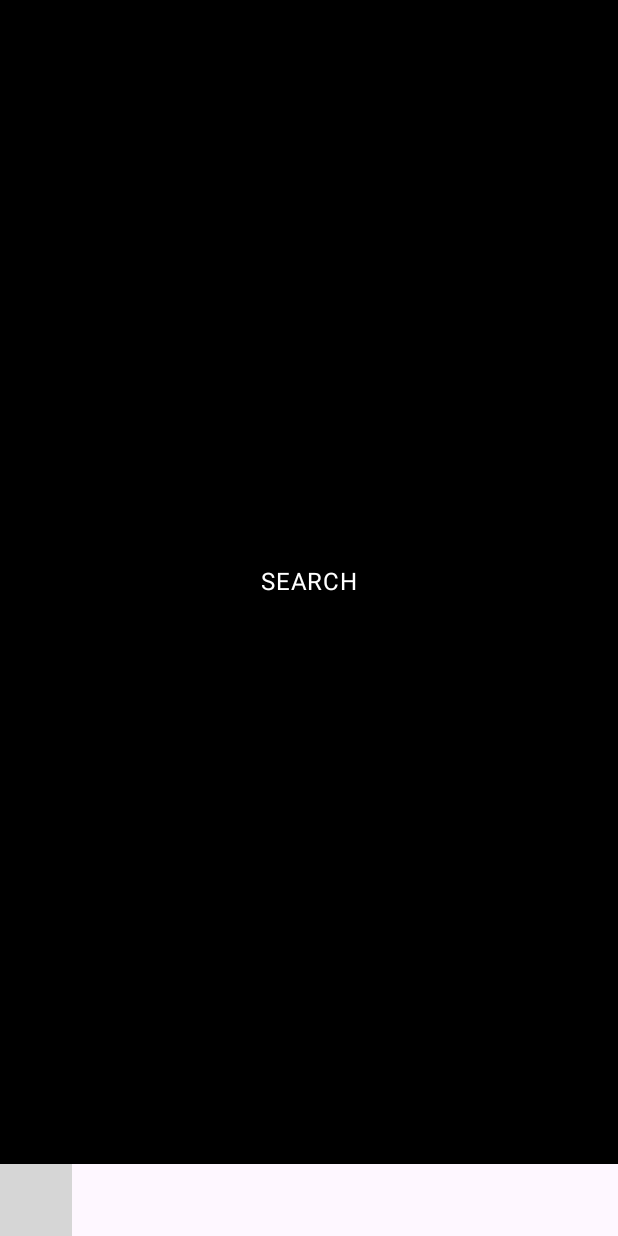
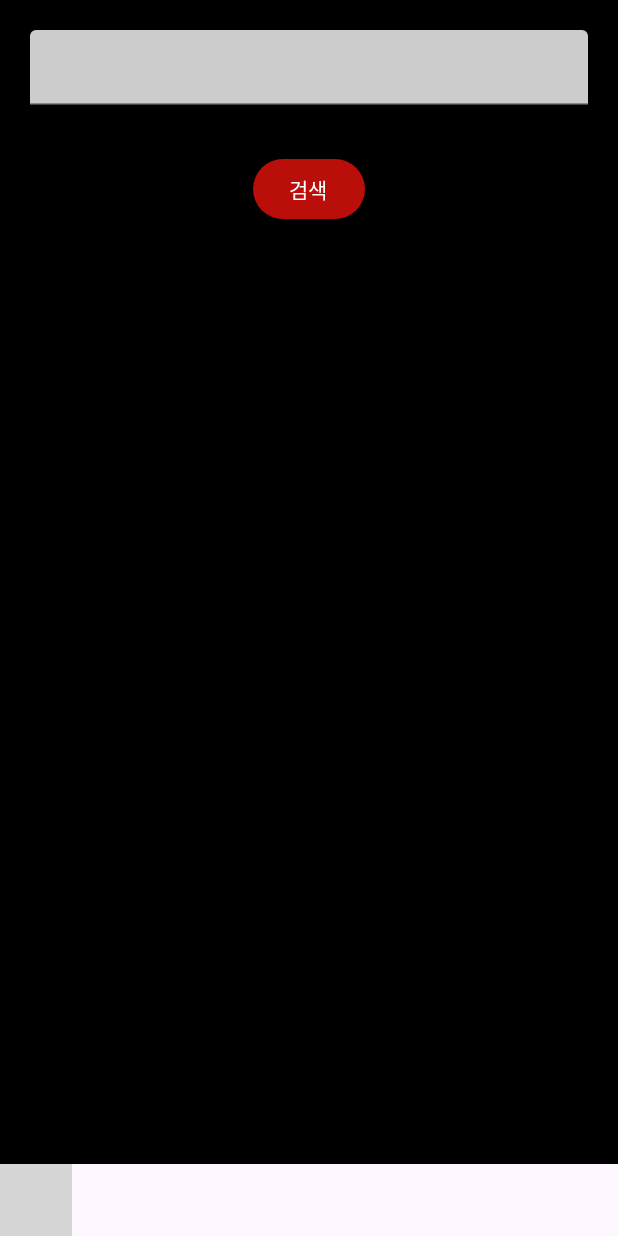
Before and after one commit to AT-SOPT-ANDROID/juwan-son, an Android app built with Jetpack Compose: the SearchScreen screen opened through its navigation route, on a phone screen of 412 x 824 dp. Run offline under Robolectric (Android 15) with nearby library versions, the phone set to English and light mode, and no system bars; our stand-ins replace livedata-compose; Roboto replaces fonts that are not available here; 2 statements that could not run were skipped; grey boxes are pictures that could not be loaded.

Commit message:
"[Feat/#week4] search UI+viewmodel"

```diff
--- a/app/src/main/java/org/sopt/at/presentaion/search/SearchScreen.kt
+++ b/app/src/main/java/org/sopt/at/presentaion/search/SearchScreen.kt
@@ -4,27 +4,104 @@ import androidx.compose.foundation.background
 import androidx.compose.foundation.layout.Arrangement
 import androidx.compose.foundation.layout.Column
 import androidx.compose.foundation.layout.fillMaxSize
+import androidx.compose.foundation.layout.fillMaxWidth
+import androidx.compose.foundation.layout.height
+import androidx.compose.foundation.layout.padding
+import androidx.compose.foundation.shape.RoundedCornerShape
+import androidx.compose.material3.Button
+import androidx.compose.material3.ButtonColors
 import androidx.compose.material3.Text
+import androidx.compose.material3.TextField
+import androidx.compose.material3.TextFieldDefaults
+import androidx.compose.material3.contentColorFor
 import androidx.compose.runtime.Composable
+import androidx.compose.runtime.getValue
+import androidx.compose.runtime.livedata.observeAsState
+import androidx.compose.runtime.mutableStateOf
+import androidx.compose.runtime.remember
+import androidx.compose.runtime.setValue
 import androidx.compose.ui.Alignment
 import androidx.compose.ui.Modifier
 import androidx.compose.ui.graphics.Color
+import androidx.compose.ui.tooling.preview.Preview
+import androidx.compose.ui.unit.dp
+import androidx.lifecycle.viewmodel.compose.viewModel
 import androidx.navigation.NavController
+import androidx.navigation.compose.rememberNavController
+import org.sopt.at.ui.theme.TivingTheme
 
 @Composable
-fun SearchScreen(navController: NavController) {
+fun SearchScreen(navController: NavController, searchViewModel: SearchViewModel = viewModel()) {
+    var text by remember { mutableStateOf("") }
+    val nicknameList by searchViewModel.nicknameList.observeAsState(emptyList())
+    val errorMessage by searchViewModel.errorMessage.observeAsState("")
+
     Column(
         horizontalAlignment = Alignment.CenterHorizontally,
-        verticalArrangement = Arrangement.Center,
+        verticalArrangement = Arrangement.spacedBy(12.dp),
         modifier = Modifier
-            .background(color= Color.Black)
+            .background(color = Color.Black)
             .fillMaxSize()
     ) {
-        Text(
-            color = Color.White,
-            text="SEARCH",
+        TextField(
+            value = text,
+            onValueChange = { text = it },
+            modifier = Modifier
+                .fillMaxWidth()
+                .padding(20.dp)
+                .height(50.dp)
+                .background(Color.DarkGray, shape = RoundedCornerShape(10.dp)),
+            colors = TextFieldDefaults.colors(
+                contentColorFor(backgroundColor = Color.LightGray),
+                unfocusedContainerColor = Color.LightGray,
+                focusedContainerColor = Color.LightGray,
+                disabledTextColor = Color.Gray,
+                disabledLabelColor = Color.Gray
+            )
+        )
 
+        Button(
+            onClick = {
+                if (text.isNotEmpty()) {
+
+                    searchViewModel.searchNickname(text)
+                }
+            },
+            colors = ButtonColors(
+                contentColor = TivingTheme.colors.Red200,
+                disabledContentColor = TivingTheme.colors.Red200,
+                disabledContainerColor = TivingTheme.colors.Red200,
+                containerColor = TivingTheme.colors.Red200
             )
 
+        ) {
+            Text("검색", color = Color.White)
+        }
+
+        if (nicknameList.isNotEmpty()) {
+            Column {
+                nicknameList.forEach { nickname ->
+                    Text(
+                        text = nickname,
+                        color = Color.White,
+                        modifier = Modifier.padding(8.dp)
+                    )
+                }
+            }
+        }
+
+        if (errorMessage.isNotEmpty()) {
+            Text(
+                text = errorMessage,
+                color = Color.Red,
+                modifier = Modifier.padding(8.dp)
+            )
+        }
     }
 }
+
+@Preview(showBackground = true)
+@Composable
+fun SearchScreenPreview() {
+    SearchScreen(navController = rememberNavController())
+}
--- /dev/null
+++ b/app/src/main/java/org/sopt/at/presentaion/search/SearchViewModel.kt
@@ -0,0 +1,49 @@
+package org.sopt.at.presentaion.search
+
+import androidx.lifecycle.LiveData
+import androidx.lifecycle.MutableLiveData
+import androidx.lifecycle.ViewModel
+import androidx.lifecycle.viewModelScope
+import kotlinx.coroutines.launch
+import org.sopt.at.data.remote.remote.ServicePool
+import org.sopt.at.data.remote.remote.dto.nicknamesearch.nicknamesearchresponse
+import retrofit2.Call
+import retrofit2.Callback
+import retrofit2.Response
+
+class SearchViewModel: ViewModel() {
+
+
+    private val _nicknameList = MutableLiveData<List<String>>()
+    val nicknameList: LiveData<List<String>> get() = _nicknameList
+
+    private val _errorMessage = MutableLiveData<String>()
+    val errorMessage: LiveData<String> get() = _errorMessage
+
+
+    fun searchNickname(keyword: String) {
+        viewModelScope.launch {
+
+            ServicePool.nicknameSearchApi.searchservice(keyword).enqueue(object :
+                Callback<nicknamesearchresponse> {
+                override fun onResponse(call: Call<nicknamesearchresponse>, response: Response<nicknamesearchresponse>) {
+                    if (response.isSuccessful && response.body() != null) {
+                        val responseBody = response.body()!!
+
+                        if (responseBody.success) {
+                            _nicknameList.value = responseBody.data?.nicknameList
+                        } else {
+                            _errorMessage.value = responseBody.message
+                        }
+                    } else {
+                        _errorMessage.value = "검색에 실패했습니다."
+                    }
+                }
+
+                override fun onFailure(call: Call<nicknamesearchresponse>, t: Throwable) {
+                    _errorMessage.value = "네트워크 오류: ${t.localizedMessage}"
+                }
+            })
+        }
+    }
+}
```
